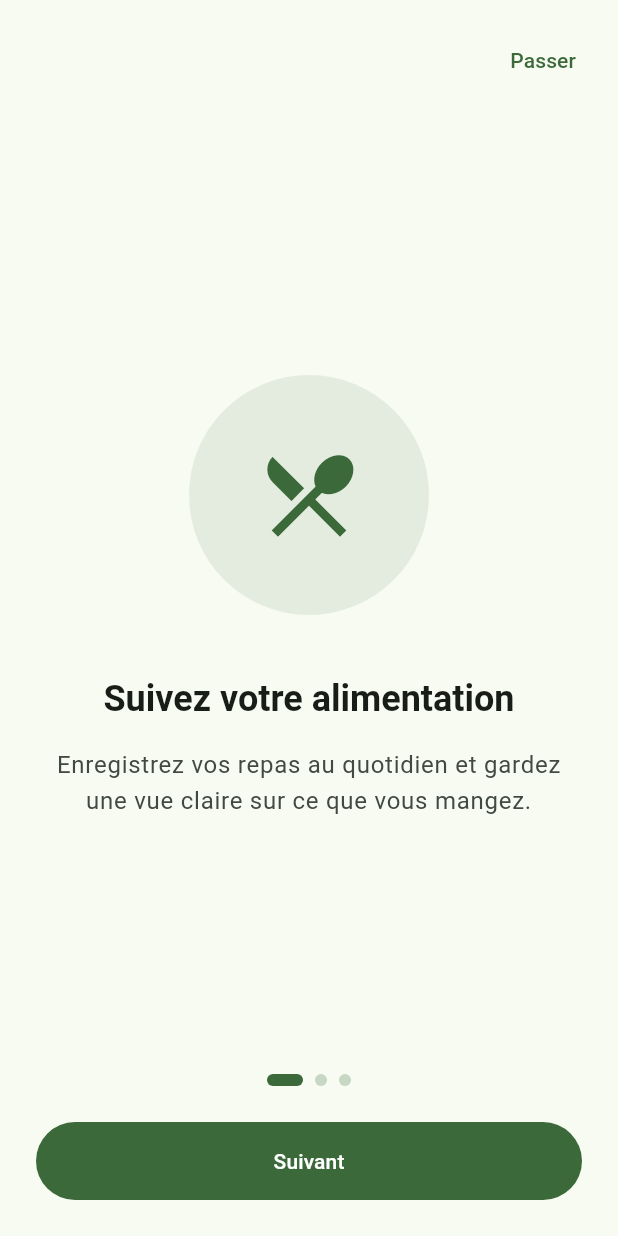
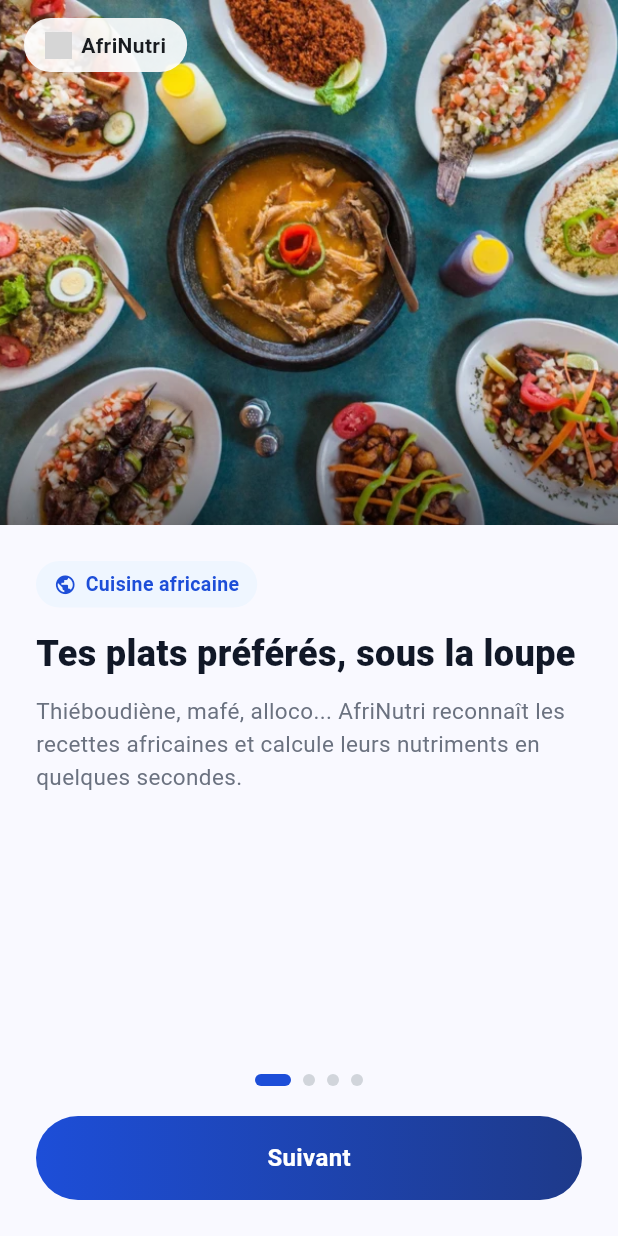
Before and after one commit to DAH-Projects-and-Innovations/afrinutri, a Flutter app: the screen it shows after launch, on a phone screen of 412 x 824 dp. Run offline on Flutter 3.47's test engine with Material 3 defaults, Android fonts, the phone set to English and light mode, and no system bars; grey boxes are pictures that could not be loaded.

Commit message:
feat(mobile): redesign onboarding to match Figma (real assets, gradient CTA, smoother transitions)

```diff
--- a/apps/mobile/lib/features/onboarding/domain/onboarding_slide.dart
+++ b/apps/mobile/lib/features/onboarding/domain/onboarding_slide.dart
@@ -2,36 +2,55 @@ import 'package:flutter/material.dart';
 
 class OnboardingSlide {
   const OnboardingSlide({
-    required this.icon,
+    required this.imagePath,
+    required this.badgeIcon,
+    required this.badgeLabel,
     required this.title,
     required this.description,
   });
 
-  final IconData icon;
+  final String imagePath;
+  final IconData badgeIcon;
+  final String badgeLabel;
   final String title;
   final String description;
 }
 
 const List<OnboardingSlide> onboardingSlides = [
   OnboardingSlide(
-    icon: Icons.restaurant_menu,
-    title: 'Suivez votre alimentation',
+    imagePath: 'assets/images/onboarding/plats_preferes.webp',
+    badgeIcon: Icons.public_outlined,
+    badgeLabel: 'Cuisine africaine',
+    title: 'Tes plats préférés, sous la loupe',
     description:
-        "Enregistrez vos repas au quotidien et gardez une vue claire "
-        "sur ce que vous mangez.",
+        "Thiéboudiène, mafé, alloco... AfriNutri reconnaît les recettes "
+        "africaines et calcule leurs nutriments en quelques secondes.",
   ),
   OnboardingSlide(
-    icon: Icons.camera_alt_outlined,
-    title: 'Analysez vos repas par IA',
+    imagePath: 'assets/images/onboarding/prend_photo.jpg',
+    badgeIcon: Icons.camera_alt_outlined,
+    badgeLabel: 'Scanner instantané',
+    title: "Prends une photo, obtiens l'analyse",
     description:
-        "Prenez une photo de votre plat : AfriNutri reconnaît les aliments "
-        "et calcule leurs valeurs nutritionnelles.",
+        "Pointe ton téléphone vers ton assiette. Notre IA identifie les "
+        "ingrédients et t'affiche calories, protéines et glucides.",
   ),
   OnboardingSlide(
-    icon: Icons.emoji_events_outlined,
-    title: 'Atteignez vos objectifs',
+    imagePath: 'assets/images/onboarding/compte_caloris.jfif',
+    badgeIcon: Icons.track_changes_outlined,
+    badgeLabel: 'Objectif personnalisé',
+    title: 'Un plan calorique rien que pour toi',
     description:
-        "Des recommandations adaptées à vos besoins pour progresser "
-        "vers une alimentation équilibrée.",
+        "Renseigne ton âge, ta taille et ton activité. AfriNutri calcule "
+        "ton objectif quotidien avec la formule Mifflin-St Jeor.",
+  ),
+  OnboardingSlide(
+    imagePath: 'assets/images/onboarding/coach_nutri.jpg',
+    badgeIcon: Icons.chat_bubble_outline,
+    badgeLabel: 'Assistant IA',
+    title: 'Ton coach nutrition personnel',
+    description:
+        "Pose tes questions à l'assistant AfriNutri : portions, fréquences, "
+        "alternatives saines — des conseils pensés pour la cuisine locale.",
   ),
 ];
--- /dev/null
+++ b/apps/mobile/lib/features/onboarding/presentation/onboarding_palette.dart
@@ -0,0 +1,22 @@
+import 'package:flutter/material.dart';
+
+/// Colors estimated from the Figma prototype screenshots (no exact hex
+/// values / design tokens were available at the time this was written).
+/// TODO(design): move into a shared app_theme.dart once Issue #7 (core
+/// setup) lands, and swap for exact values if the design team provides them.
+class OnboardingPalette {
+  OnboardingPalette._();
+
+  static const primaryBlue = Color(0xFF1D4ED8);
+  static const primaryBlueDark = Color(0xFF1E3A8A);
+  static const badgeBackground = Color(0xFFEFF6FF);
+  static const titleColor = Color(0xFF111827);
+  static const descriptionColor = Color(0xFF6B7280);
+  static const indicatorInactive = Color(0xFFD1D5DB);
+
+  static const primaryGradient = LinearGradient(
+    begin: Alignment.centerLeft,
+    end: Alignment.centerRight,
+    colors: [primaryBlue, primaryBlueDark],
+  );
+}
--- a/apps/mobile/lib/features/onboarding/presentation/screens/onboarding_screen.dart
+++ b/apps/mobile/lib/features/onboarding/presentation/screens/onboarding_screen.dart
@@ -1,8 +1,10 @@
 import 'package:flutter/material.dart';
 
 import '../../domain/onboarding_slide.dart';
+import '../widgets/floating_pill.dart';
 import '../widgets/onboarding_page.dart';
 import '../widgets/page_indicator.dart';
+import '../widgets/primary_gradient_button.dart';
 
 /// First screen shown to a new user: presents the app's value proposition
 /// as a set of swipeable slides before handing off to auth ([onFinished]).
@@ -41,48 +43,80 @@ class _OnboardingScreenState extends State<OnboardingScreen> {
   @override
   Widget build(BuildContext context) {
     return Scaffold(
-      body: SafeArea(
-        child: Column(
+      body: Stack(
+        fit: StackFit.expand,
         children: [
-            Align(
-              alignment: Alignment.topRight,
-              child: Padding(
-                padding: const EdgeInsets.all(16),
-                child: TextButton(
-                  onPressed: _isLastSlide ? null : widget.onFinished,
-                  child: const Text('Passer'),
-                ),
-              ),
-            ),
-            Expanded(
+          Positioned.fill(
             child: PageView.builder(
               controller: _pageController,
               itemCount: onboardingSlides.length,
               onPageChanged: (index) => setState(() => _currentIndex = index),
               itemBuilder: (context, index) {
-                  return OnboardingPage(slide: onboardingSlides[index]);
+                return AnimatedBuilder(
+                  animation: _pageController,
+                  child: OnboardingPage(slide: onboardingSlides[index]),
+                  builder: (context, child) {
+                    var page = index.toDouble();
+                    if (_pageController.hasClients &&
+                        _pageController.position.haveDimensions) {
+                      page = _pageController.page ?? page;
+                    }
+                    final opacity = (1 - (page - index).abs()).clamp(0.0, 1.0);
+                    return Opacity(opacity: opacity, child: child);
+                  },
+                );
               },
             ),
           ),
-            PageIndicator(
-              count: onboardingSlides.length,
-              currentIndex: _currentIndex,
+          SafeArea(
+            child: Padding(
+              padding: const EdgeInsets.symmetric(horizontal: 16, vertical: 12),
+              child: Align(
+                alignment: Alignment.topLeft,
+                child: FloatingPill(
+                  child: Row(
+                    mainAxisSize: MainAxisSize.min,
+                    children: [
+                      ClipRRect(
+                        borderRadius: BorderRadius.circular(4),
+                        child: Image.asset(
+                          'assets/images/logo.jfif',
+                          width: 18,
+                          height: 18,
+                          fit: BoxFit.cover,
                         ),
-            Padding(
-              padding: const EdgeInsets.all(24),
-              child: SizedBox(
-                width: double.infinity,
-                child: FilledButton(
-                  onPressed: _goToNextSlide,
-                  style: FilledButton.styleFrom(
-                    padding: const EdgeInsets.symmetric(vertical: 16),
                       ),
-                  child: Text(_isLastSlide ? 'Commencer' : 'Suivant'),
+                      const SizedBox(width: 6),
+                      const Text(
+                        'AfriNutri',
+                        style: TextStyle(fontWeight: FontWeight.bold),
+                      ),
+                    ],
+                  ),
+                ),
               ),
             ),
           ),
         ],
       ),
+      bottomNavigationBar: SafeArea(
+        child: Padding(
+          padding: const EdgeInsets.fromLTRB(24, 16, 24, 24),
+          child: Column(
+            mainAxisSize: MainAxisSize.min,
+            children: [
+              PageIndicator(
+                count: onboardingSlides.length,
+                currentIndex: _currentIndex,
+              ),
+              const SizedBox(height: 20),
+              PrimaryGradientButton(
+                label: _isLastSlide ? 'Commencer !' : 'Suivant',
+                onPressed: _goToNextSlide,
+              ),
+            ],
+          ),
+        ),
       ),
     );
   }
--- /dev/null
+++ b/apps/mobile/lib/features/onboarding/presentation/widgets/floating_pill.dart
@@ -0,0 +1,41 @@
+import 'package:flutter/material.dart';
+
+/// A frosted white pill floating over a photo — used for the top-left
+/// brand chip and the top-right "Passer" action on onboarding slides.
+class FloatingPill extends StatelessWidget {
+  const FloatingPill({super.key, required this.child, this.onTap});
+
+  final Widget child;
+  final VoidCallback? onTap;
+
+  @override
+  Widget build(BuildContext context) {
+    final pill = Container(
+      padding: const EdgeInsets.symmetric(horizontal: 14, vertical: 8),
+      decoration: BoxDecoration(
+        color: Colors.white.withValues(alpha: 0.9),
+        borderRadius: BorderRadius.circular(24),
+        boxShadow: [
+          BoxShadow(
+            color: Colors.black.withValues(alpha: 0.08),
+            blurRadius: 8,
+            offset: const Offset(0, 2),
+          ),
+        ],
+      ),
+      child: child,
+    );
+
+    if (onTap == null) return pill;
+
+    return Material(
+      color: Colors.transparent,
+      borderRadius: BorderRadius.circular(24),
+      child: InkWell(
+        borderRadius: BorderRadius.circular(24),
+        onTap: onTap,
+        child: pill,
+      ),
+    );
+  }
+}
--- a/apps/mobile/lib/features/onboarding/presentation/widgets/onboarding_page.dart
+++ b/apps/mobile/lib/features/onboarding/presentation/widgets/onboarding_page.dart
@@ -1,6 +1,9 @@
 import 'package:flutter/material.dart';
 
 import '../../domain/onboarding_slide.dart';
+import '../onboarding_palette.dart';
+import 'slide_badge.dart';
+import 'slide_image.dart';
 
 class OnboardingPage extends StatelessWidget {
   const OnboardingPage({super.key, required this.slide});
@@ -9,44 +12,56 @@ class OnboardingPage extends StatelessWidget {
 
   @override
   Widget build(BuildContext context) {
-    final theme = Theme.of(context);
+    return LayoutBuilder(
+      builder: (context, constraints) {
+        // Sized from the constraints this page actually receives (rather
+        // than the full screen via MediaQuery) so it stays correct however
+        // much space the parent PageView/Scaffold ends up allotting it.
+        final imageHeight = constraints.maxHeight * 0.5;
 
-    return Padding(
-      padding: const EdgeInsets.symmetric(horizontal: 32),
+        return Column(
+          crossAxisAlignment: CrossAxisAlignment.stretch,
+          children: [
+            SizedBox(
+              height: imageHeight,
+              child: SlideImage(assetPath: slide.imagePath),
+            ),
+            Expanded(
+              child: SingleChildScrollView(
+                padding: const EdgeInsets.fromLTRB(24, 24, 24, 16),
                 child: Column(
-        mainAxisAlignment: MainAxisAlignment.center,
+                  crossAxisAlignment: CrossAxisAlignment.start,
                   children: [
-          Container(
-            width: 160,
-            height: 160,
-            decoration: BoxDecoration(
-              color: theme.colorScheme.primary.withValues(alpha: 0.1),
-              shape: BoxShape.circle,
-            ),
-            child: Icon(
-              slide.icon,
-              size: 72,
-              color: theme.colorScheme.primary,
-            ),
-          ),
-          const SizedBox(height: 40),
-          Text(
-            slide.title,
-            textAlign: TextAlign.center,
-            style: theme.textTheme.headlineSmall?.copyWith(
-              fontWeight: FontWeight.bold,
-            ),
+                    SlideBadge(
+                      icon: slide.badgeIcon,
+                      label: slide.badgeLabel,
                     ),
                     const SizedBox(height: 16),
                     Text(
+                      slide.title,
+                      style: const TextStyle(
+                        fontSize: 24,
+                        fontWeight: FontWeight.w800,
+                        height: 1.25,
+                        color: OnboardingPalette.titleColor,
+                      ),
+                    ),
+                    const SizedBox(height: 12),
+                    Text(
                       slide.description,
-            textAlign: TextAlign.center,
-            style: theme.textTheme.bodyLarge?.copyWith(
-              color: theme.colorScheme.onSurfaceVariant,
+                      style: const TextStyle(
+                        fontSize: 15,
+                        height: 1.45,
+                        color: OnboardingPalette.descriptionColor,
                       ),
                     ),
                   ],
                 ),
+              ),
+            ),
+          ],
+        );
+      },
     );
   }
 }
--- a/apps/mobile/lib/features/onboarding/presentation/widgets/page_indicator.dart
+++ b/apps/mobile/lib/features/onboarding/presentation/widgets/page_indicator.dart
@@ -1,4 +1,6 @@
 import 'package:flutter/material.dart';
+
+import '../onboarding_palette.dart';
 
 class PageIndicator extends StatelessWidget {
   const PageIndicator({
@@ -12,8 +14,6 @@ class PageIndicator extends StatelessWidget {
 
   @override
   Widget build(BuildContext context) {
-    final activeColor = Theme.of(context).colorScheme.primary;
-
     return Row(
       mainAxisAlignment: MainAxisAlignment.center,
       children: List.generate(count, (index) {
@@ -24,7 +24,9 @@ class PageIndicator extends StatelessWidget {
           width: isActive ? 24 : 8,
           height: 8,
           decoration: BoxDecoration(
-            color: isActive ? activeColor : activeColor.withValues(alpha: 0.25),
+            color: isActive
+                ? OnboardingPalette.primaryBlue
+                : OnboardingPalette.indicatorInactive,
             borderRadius: BorderRadius.circular(4),
           ),
         );
--- /dev/null
+++ b/apps/mobile/lib/features/onboarding/presentation/widgets/primary_gradient_button.dart
@@ -0,0 +1,43 @@
+import 'package:flutter/material.dart';
+
+import '../onboarding_palette.dart';
+
+class PrimaryGradientButton extends StatelessWidget {
+  const PrimaryGradientButton({
+    super.key,
+    required this.label,
+    required this.onPressed,
+  });
+
+  final String label;
+  final VoidCallback onPressed;
+
+  @override
+  Widget build(BuildContext context) {
+    return Material(
+      color: Colors.transparent,
+      borderRadius: BorderRadius.circular(32),
+      child: InkWell(
+        borderRadius: BorderRadius.circular(32),
+        onTap: onPressed,
+        child: Ink(
+          height: 56,
+          decoration: const BoxDecoration(
+            gradient: OnboardingPalette.primaryGradient,
+            borderRadius: BorderRadius.all(Radius.circular(32)),
+          ),
+          child: Center(
+            child: Text(
+              label,
+              style: const TextStyle(
+                color: Colors.white,
+                fontWeight: FontWeight.bold,
+                fontSize: 16,
+              ),
+            ),
+          ),
+        ),
+      ),
+    );
+  }
+}
--- /dev/null
+++ b/apps/mobile/lib/features/onboarding/presentation/widgets/slide_badge.dart
@@ -0,0 +1,36 @@
+import 'package:flutter/material.dart';
+
+import '../onboarding_palette.dart';
+
+class SlideBadge extends StatelessWidget {
+  const SlideBadge({super.key, required this.icon, required this.label});
+
+  final IconData icon;
+  final String label;
+
+  @override
+  Widget build(BuildContext context) {
+    return Container(
+      padding: const EdgeInsets.symmetric(horizontal: 12, vertical: 6),
+      decoration: BoxDecoration(
+        color: OnboardingPalette.badgeBackground,
+        borderRadius: BorderRadius.circular(20),
+      ),
+      child: Row(
+        mainAxisSize: MainAxisSize.min,
+        children: [
+          Icon(icon, size: 15, color: OnboardingPalette.primaryBlue),
+          const SizedBox(width: 6),
+          Text(
+            label,
+            style: const TextStyle(
+              color: OnboardingPalette.primaryBlue,
+              fontWeight: FontWeight.w600,
+              fontSize: 13,
+            ),
+          ),
+        ],
+      ),
+    );
+  }
+}
--- /dev/null
+++ b/apps/mobile/lib/features/onboarding/presentation/widgets/slide_image.dart
@@ -0,0 +1,50 @@
+import 'package:flutter/material.dart';
+
+import '../onboarding_palette.dart';
+
+/// Displays the slide's photo with a bottom scrim for a smoother transition
+/// into the content area, falling back to a plain gradient panel if the
+/// asset can't be loaded.
+class SlideImage extends StatelessWidget {
+  const SlideImage({super.key, required this.assetPath});
+
+  final String assetPath;
+
+  @override
+  Widget build(BuildContext context) {
+    return Stack(
+      fit: StackFit.expand,
+      children: [
+        Image.asset(
+          assetPath,
+          fit: BoxFit.cover,
+          errorBuilder: (context, error, stackTrace) {
+            return const DecoratedBox(
+              decoration: BoxDecoration(
+                gradient: OnboardingPalette.primaryGradient,
+              ),
+              child: Center(
+                child: Icon(Icons.restaurant, color: Colors.white, size: 56),
+              ),
+            );
+          },
+        ),
+        const Positioned(
+          left: 0,
+          right: 0,
+          bottom: 0,
+          height: 90,
+          child: DecoratedBox(
+            decoration: BoxDecoration(
+              gradient: LinearGradient(
+                begin: Alignment.topCenter,
+                end: Alignment.bottomCenter,
+                colors: [Colors.transparent, Colors.black45],
+              ),
+            ),
+          ),
+        ),
+      ],
+    );
+  }
+}
--- a/apps/mobile/lib/main.dart
+++ b/apps/mobile/lib/main.dart
@@ -14,10 +14,11 @@ class MyApp extends StatelessWidget {
     return MaterialApp(
       title: 'AfriNutri',
       theme: ThemeData(
-        colorScheme: ColorScheme.fromSeed(seedColor: Colors.green),
+        colorScheme: ColorScheme.fromSeed(seedColor: Colors.blue.shade800),
         useMaterial3: true,
       ),
-      home: OnboardingScreen(
+      home: Builder(
+        builder: (context) => OnboardingScreen(
           onFinished: () {
             // TODO(auth): remplacer par la navigation vers l'écran de login
             // une fois les écrans d'authentification de Gaston (Issue #8) et
@@ -28,6 +29,7 @@ class MyApp extends StatelessWidget {
               ),
             );
           },
+        ),
       ),
     );
   }
--- a/apps/mobile/pubspec.yaml
+++ b/apps/mobile/pubspec.yaml
@@ -57,6 +57,10 @@ flutter:
   # the material Icons class.
   uses-material-design: true
 
+  assets:
+    - assets/images/logo.jfif
+    - assets/images/onboarding/
+
   # To add assets to your application, add an assets section, like this:
   # assets:
   #   - images/a_dot_burr.jpeg
```
Also changed, not shown: apps/mobile/analysis_options.yaml (+9 -0 lines), apps/mobile/assets/images/onboarding/coach_nutri.jpg (added), apps/mobile/assets/images/onboarding/plats_preferes.webp (added), apps/mobile/assets/images/onboarding/prend_photo.jpg (added), apps/mobile/pubspec.lock, 3 other files. Lines whose indentation alone changed are shown as unchanged.
